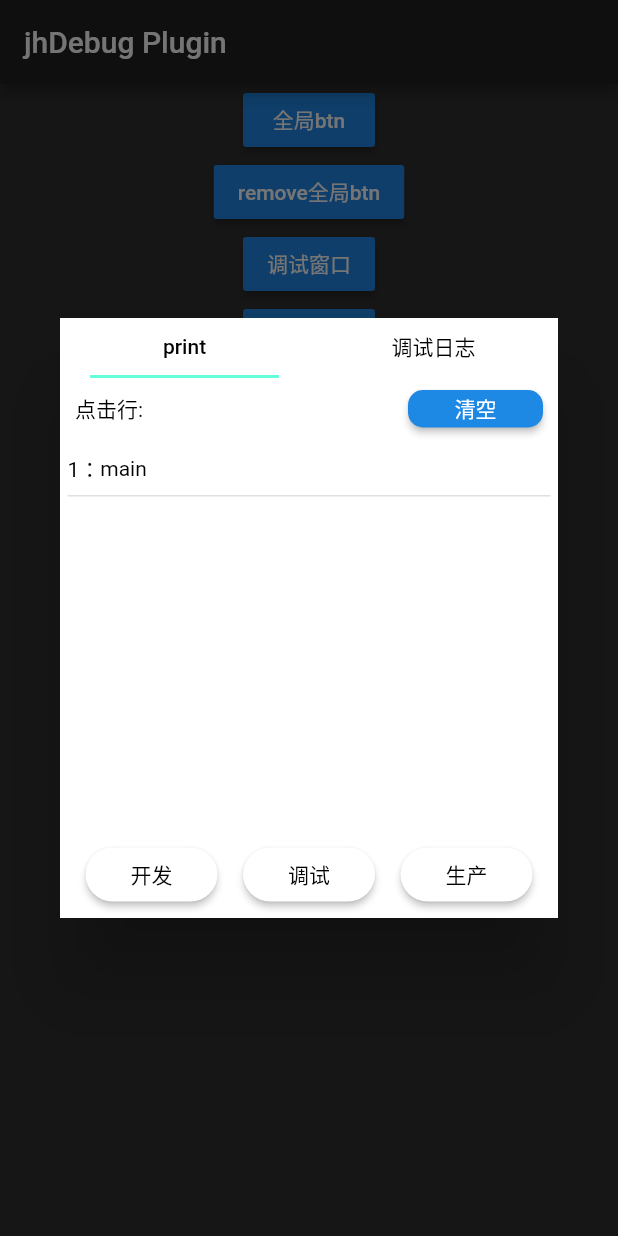
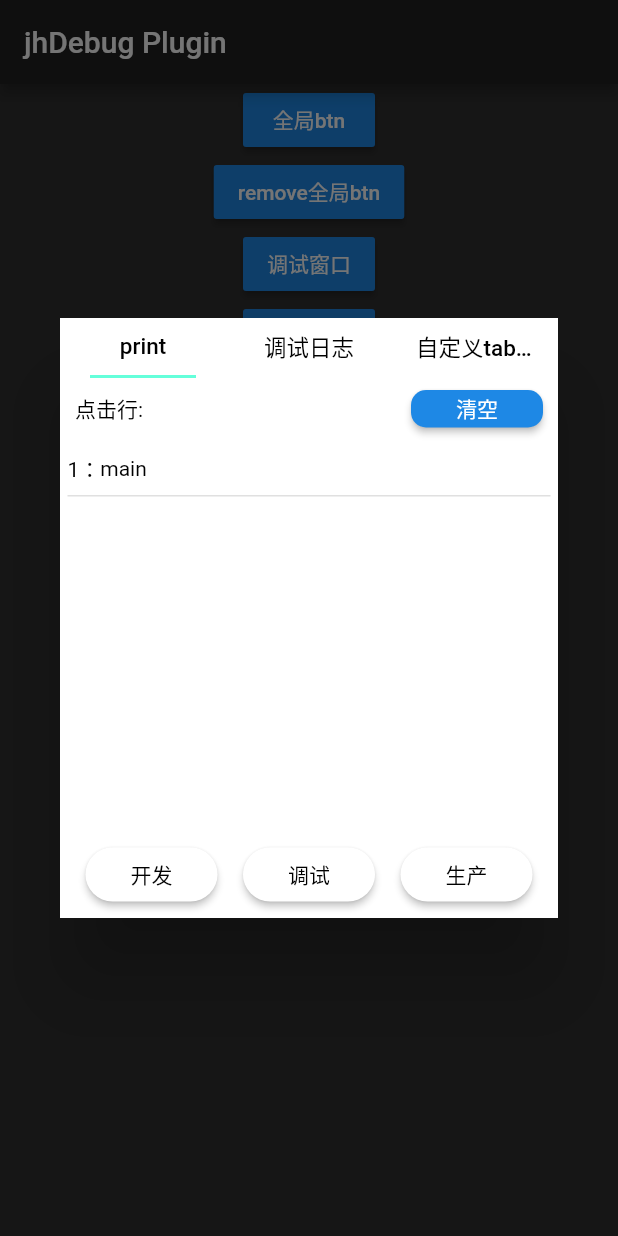
Before and after one commit to tec8297729/jh_debug, a Flutter app: the screen it shows after launch, after a tap on "调试窗口", on a phone screen of 412 x 824 dp. Run offline on Flutter 3.47's test engine with Material 2 defaults, Android fonts, the phone set to English and light mode, and no system bars; our stand-ins replace fluttertoast; statements that could not run were skipped.

Commit message:
优化修复

```diff
--- a/example/lib/TestPage.dart
+++ b/example/lib/TestPage.dart
@@ -14,11 +14,20 @@ class _TestPageState extends State<TestPage> {
     super.initState();
     jhDebug.init(
       context: context,
-      hideCustomTab: true,
+      hideCustomTab: false,
       btnTap1: () {
         print('点击第一个按钮');
       },
-      // btnTitle1: '测试按钮',
+      btnTap2: () {
+        print('${jhDebug.getPrintLogAll}');
+      },
+      customTabTitle: '自定义tab专栏',
+      customTabWidget: Container(
+        child: Text('data'),
+      ),
+      // customBottomWidge: Container(
+      //   child: Text('自定义按钮区域'),
+      // ),
     );
   }
 
@@ -80,9 +89,9 @@ class _TestPageState extends State<TestPage> {
             child: RaisedButton(
               child: Text('打印几次'),
               onPressed: () async {
-                Duration interval = Duration(seconds: 1);
+                Duration interval = Duration(milliseconds: 10);
                 streamPrint = Stream.periodic(interval, (data) => data);
-                streamPrint = streamPrint.take(10);
+                streamPrint = streamPrint.take(1000);
                 await for (int i in streamPrint) {
                   print('测试打印${DateTime.now()}');
                   // print('测试打印${i}');
--- a/lib/index.dart
+++ b/lib/index.dart
@@ -10,8 +10,6 @@ class JhDebug {
   GlobalKey<NavigatorState> _navigatorKey = GlobalKey<NavigatorState>();
   bool _layerFlag = false;
   Widget _layerWidget = TabsWrap(); // log弹层组件
-  bool _isCacheLog = false;
-
   OverlayEntry _overlayEntry; // 叠加层组件
   int _overlayCode; // overlay_id
   bool _initFlag = false; // 初始化
@@ -62,6 +60,8 @@ class JhDebug {
     _layerWidget = TabsWrap(
       hideCustomTab: hideCustomTab,
       customTabWidget: customTabWidget,
+      customTabTitle: customTabTitle,
+      tabsInitIndex: tabsInitIndex,
       hideBottom: hideBottom,
       customBottomWidge: customBottomWidge,
       btnTap1: btnTap1,
@@ -70,7 +70,6 @@ class JhDebug {
       btnTitle1: btnTitle1,
       btnTitle2: btnTitle2,
       btnTitle3: btnTitle3,
-      tabsInitIndex: tabsInitIndex,
     );
 
     jhConfig.printRecord = printRecord;
@@ -131,11 +130,28 @@ class JhDebug {
   showLog() {
     if (!_judegInit() || _layerFlag) return;
     _layerFlag = true;
-    showDialog(
-        context: getGlobalContext,
-        builder: (context) {
-          return Dialog(child: _layerWidget);
-        }).then((v) {
+    showGeneralDialog(
+      context: getGlobalContext,
+      barrierLabel: "jhDialog",
+      barrierDismissible: true, // 是否点击其他区域消失
+      barrierColor: Colors.black54, // 遮罩层背景色
+      transitionDuration: Duration(milliseconds: 150), // 弹出的过渡时长
+      pageBuilder: (context, animation, secondaryAnimation) {
+        return Dialog(child: _layerWidget);
+      },
+      transitionBuilder: (
+        BuildContext context,
+        Animation<double> animation,
+        Animation<double> secondaryAnimation,
+        Widget child,
+      ) {
+        // 显示的动画组件
+        return ScaleTransition(
+          scale: Tween<double>(begin: 0, end: 1).animate(animation),
+          child: child,
+        );
+      },
+    ).then((v) {
       _layerFlag = false;
     });
   }
--- a/lib/page/TabsWrap.dart
+++ b/lib/page/TabsWrap.dart
@@ -1,7 +1,7 @@
 import 'package:flutter/material.dart';
-import 'package:jh_debug/components/LogContextWidget/LogContextWidget.dart';
 import 'package:jh_debug/utils/logData_utls.dart';
-import '../components/BottomWrap.dart';
+import 'components/LogContextWidget/LogContextWidget.dart';
+import 'components/BottomWrap/BottomWrap.dart';
 import '../jh_debug.dart';
 
 /// 弹层组件
@@ -14,8 +14,8 @@ class TabsWrap extends StatefulWidget {
     this.btnTitle2,
     this.btnTap3,
     this.btnTitle3,
-    this.hideBottom = false,
-    this.hideCustomTab = true,
+    this.hideBottom,
+    this.hideCustomTab,
     this.customTabWidget,
     this.customTabTitle,
     this.tabsInitIndex,
@@ -81,15 +81,13 @@ class _TabsWrapState extends State<TabsWrap> with TickerProviderStateMixin {
 
   /// 更新tabs组件页面
   _initTabsWidget({int initialIndex}) {
+    setState(() {
       _tabController?.removeListener(tabListener);
-    // logDataUtls.flushPrint();
       tabViewChild = [
         _printList(), // print日志
         _debugList(), // debug日志
         if (!widget.hideCustomTab)
-        Center(
-          child: Text('自定义你显示的内容'),
-        ),
+          _customTabList(),
       ];
 
       int tabsLen = tabViewChild.length; // tabs总长度
@@ -103,8 +101,7 @@ class _TabsWrapState extends State<TabsWrap> with TickerProviderStateMixin {
       );
 
       _tabController.addListener(tabListener);
-    // setState(() {
-    // });
+    });
   }
 
   // 监听滑动事件
@@ -131,7 +128,8 @@ class _TabsWrapState extends State<TabsWrap> with TickerProviderStateMixin {
               tabs: <Widget>[
                 _tabTitle('print'),
                 _tabTitle('调试日志'),
-                if (!widget.hideCustomTab) _tabTitle('自定义'),
+                if (!widget.hideCustomTab)
+                  _tabTitle(widget.customTabTitle ?? '自定义'),
               ],
             ),
           ),
@@ -154,7 +152,7 @@ class _TabsWrapState extends State<TabsWrap> with TickerProviderStateMixin {
               btnTitle2: widget.btnTitle2,
               btnTitle3: widget.btnTitle3,
               initTabsWidget: _initTabsWidget,
-              customBottomWidge: widget.customTabWidget,
+              customBottomWidge: widget.customBottomWidge,
             ),
         ],
       ),
@@ -165,8 +163,18 @@ class _TabsWrapState extends State<TabsWrap> with TickerProviderStateMixin {
   _tabTitle(String title) {
     return Text(
       title,
-      style: TextStyle(color: Colors.black),
+      style: TextStyle(color: Colors.black, fontSize: 15),
+      overflow: TextOverflow.ellipsis,
     );
+  }
+
+  /// 自定义tab内容组件
+  Widget _customTabList() {
+    if (widget.customTabWidget == null)
+      return Center(
+        child: Text('自定义你显示的内容'),
+      );
+    return widget.customTabWidget;
   }
 
   /// print日志组件
--- a/lib/components/BottomWrap.dart
+++ b/lib/page/components/BottomWrap/BottomWrap.dart
@@ -1,5 +1,5 @@
 import 'package:flutter/material.dart';
-import '../utils/utls.dart';
+import 'package:jh_debug/utils/utls.dart';
 
 class BottomWrap extends StatelessWidget {
   BottomWrap({
--- a/lib/components/LogContextWidget/components/LogHeader.dart
+++ b/lib/page/components/LogContextWidget/components/LogHeader.dart
@@ -2,9 +2,9 @@ import 'package:flutter/material.dart';
 import 'package:jh_debug/config/jh_config.dart';
 import 'package:jh_debug/jh_debug.dart';
 import 'package:jh_debug/utils/utls.dart';
-
 import '../LogContextWidget.dart';
 
+/// 日志内容区头部组件
 class LogHeader extends StatefulWidget {
   LogHeader({
     @required this.type,
@@ -121,9 +121,10 @@ class _LogHeaderState extends State<LogHeader> {
   Widget baseBtnWrap(
       {@required String text, @required VoidCallback onPressed}) {
     return Container(
-      width: 90,
+      // width: 90,
       child: RaisedButton(
         onPressed: onPressed,
+        textColor: Colors.white,
         child: Text(text, style: TextStyle(fontSize: 14)),
         shape: RoundedRectangleBorder(
           borderRadius: BorderRadius.circular(10),
--- a/lib/utils/logData_utls.dart
+++ b/lib/utils/logData_utls.dart
@@ -1,5 +1,6 @@
 import 'dart:async';
 import 'package:jh_debug/config/jh_config.dart';
+import 'package:jh_debug/utils/utls.dart';
 
 List<String> _printLogAll = []; // 所有print日志
 List<Map<String, String>> _debugLogAll = []; // 所有的debug调试日志
@@ -9,15 +10,19 @@ LogDataUtls logDataUtls = LogDataUtls()..init();
 /// 数据源方法
 class LogDataUtls {
   StreamController<List<String>> _printCtr = StreamController();
-  Stream<List<String>> _printStream; // 数据流
+  Stream<List<String>> _printStream; // print数据流
   StreamController<List<Map<String, String>>> _debugCtr = StreamController();
-  Stream<List<Map<String, String>>> _debugStream; // 数据流
+  Stream<List<Map<String, String>>> _debugStream; // debug数据流
 
   /// 初始化实例
   init() {
     _printStream = _printCtr.stream.asBroadcastStream();
     _debugStream = _debugCtr.stream.asBroadcastStream();
-    _printStream.listen((data) => _printLogAll);
+    _printStream.listen((data) {
+      // Future.delayed(Duration(seconds: 1));
+      // sqlUtil.insertDbPrint(data);
+      return _printLogAll;
+    });
   }
 
   /// 订阅print日志
@@ -31,18 +36,22 @@ class LogDataUtls {
 
   /// 添加一条print日志
   void addPringLog(String data) {
-    if (_printLogAll.length > jhConfig.printRecord) {
-      _printLogAll.removeAt(0); // 清除多余日志
+    if (_printLogAll.length >= jhConfig.printRecord) {
+      // 清除多余日志
+      _printLogAll.removeRange(
+          0, _printLogAll.length - jhConfig.printRecord + 1);
     }
     _printLogAll.add(data);
     _printCtr.sink.add(_printLogAll);
   }
 
-  /// print单日志
+  /// print 获取单日志
   String get getPrintLog => _printLogAll[_printLogAll.length - 1];
 
-  /// print全部日志
-  List<String> get getPrintLogAll => _printLogAll;
+  /// print 获取全部日志
+  List<String> get getPrintLogAll {
+    return _printLogAll;
+  }
 
   /// 清空print日志数据
   clearPrint() {
@@ -62,8 +71,10 @@ class LogDataUtls {
 
   /// debug 添加一条日志
   void addDebugLog(String debugLog, String debugStack) {
-    if (_debugLogAll.length > jhConfig.debugRecord) {
-      _debugLogAll.removeAt(0); // 清除多余日志
+    if (_debugLogAll.length >= jhConfig.debugRecord) {
+      // 清除多余日志
+      _debugLogAll.removeRange(
+          0, _debugLogAll.length - jhConfig.debugRecord + 1);
     }
     _debugLogAll.add({
       'debugLog': debugLog,
--- a/pubspec.yaml
+++ b/pubspec.yaml
@@ -1,6 +1,6 @@
 name: jh_debug
-description: jh_debug调试插件! The debugging plug-in above the APP. Easy-to-use console plugin, More feature details....
-version: 0.3.3
+description: jh_debug The debugging plug-in above the APP. Easy-to-use console plugin, More feature details....
+version: 0.3.4
 homepage: https://github.com/tec8297729/jh_debug
 
 environment:
@@ -10,7 +10,7 @@ dependencies:
   flutter:
     sdk: flutter
   fluttertoast: ^3.1.3
-  sqflite: ^1.2.1
+  # sqflite: ^1.2.1
 
 dev_dependencies:
   flutter_test:
```
Also changed, not shown: lib/page/components/LogContextWidget/LogContextWidget.dart (renamed from lib/components/LogContextWidget/LogContextWidget.dart, +21 -31 lines), lib/utils/sql_util.dart (+62 -18 lines), lib/utils/utls.dart (+10 -0 lines), 2 other files. Lines whose indentation alone changed are shown as unchanged.
